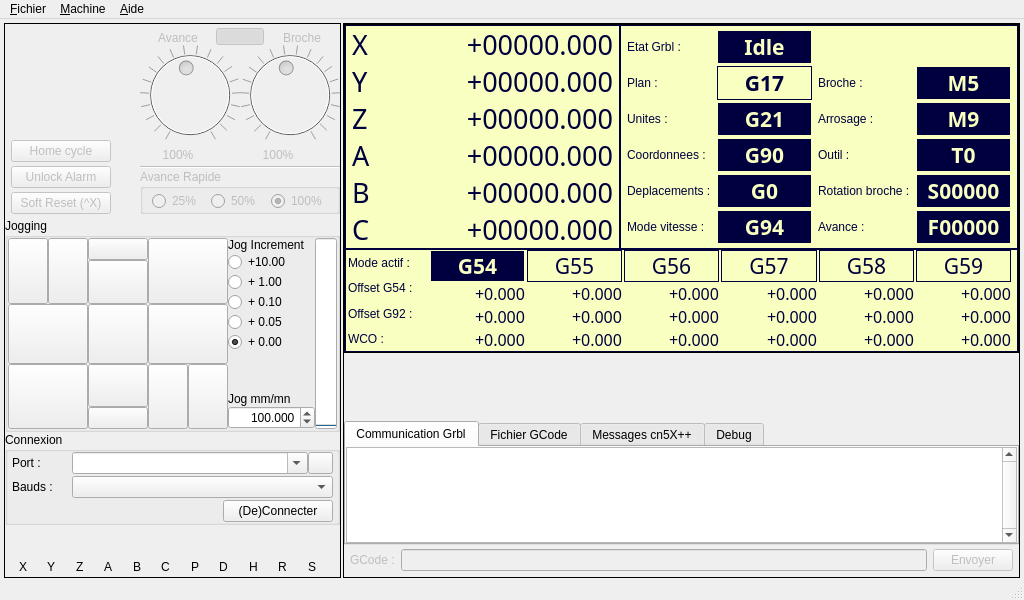
Qt form mainWindow.ui (fra589/cn5X) before a commit.
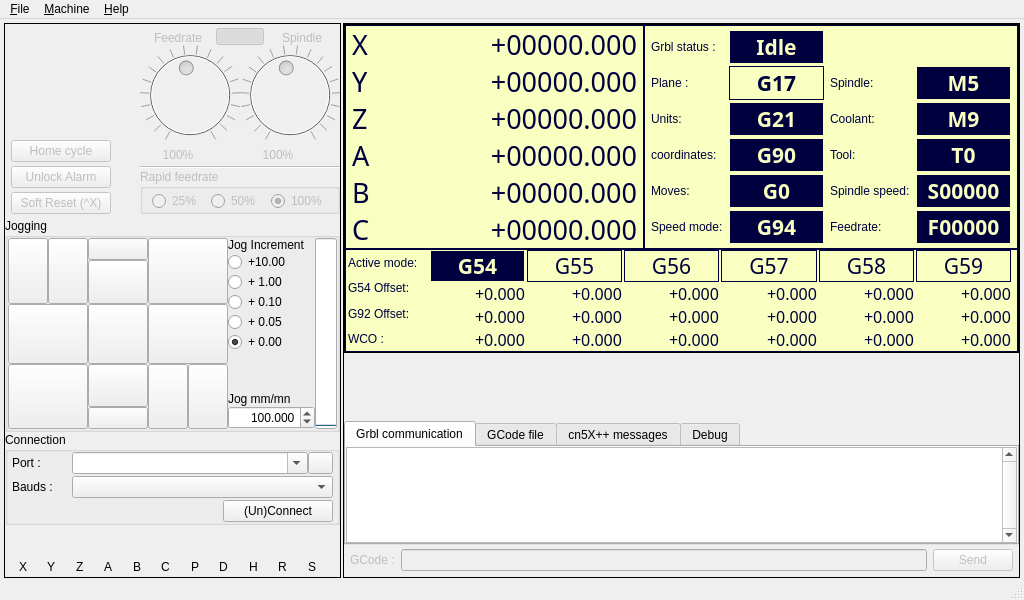
The same form after that commit. Icons and pictures are not drawn. Custom widgets are drawn as their Qt base class.

The edit to the form file:
```diff
--- a/mainWindow.ui
+++ b/mainWindow.ui
@@ -331,7 +331,7 @@
                  <item>
                   <widget class="QLabel" name="label_22">
                    <property name="text">
-                    <string>Avance</string>
+                    <string>Feedrate</string>
                    </property>
                    <property name="alignment">
                     <set>Qt::AlignBottom|Qt::AlignHCenter</set>
@@ -377,7 +377,7 @@
                  <item>
                   <widget class="QLabel" name="label_23">
                    <property name="text">
-                    <string>Broche</string>
+                    <string>Spindle</string>
                    </property>
                    <property name="alignment">
                     <set>Qt::AlignBottom|Qt::AlignHCenter</set>
@@ -571,7 +571,7 @@
             <item>
              <widget class="QGroupBox" name="grpVitesseRapide">
               <property name="title">
-               <string>Avance Rapide</string>
+               <string>Rapid feedrate</string>
               </property>
               <layout class="QHBoxLayout" name="horizontalLayout_8">
                <property name="spacing">
@@ -1302,7 +1302,7 @@
        <item>
         <widget class="QGroupBox" name="grpConnexion">
          <property name="title">
-          <string>Connexion</string>
+          <string>Connection</string>
          </property>
          <layout class="QGridLayout" name="gridLayout">
           <property name="leftMargin">
@@ -1454,7 +1454,7 @@
                </size>
               </property>
               <property name="text">
-               <string>(De)Connecter</string>
+               <string>(Un)Connect</string>
               </property>
              </widget>
             </item>
@@ -2405,7 +2405,7 @@
                <item row="0" column="0">
                 <widget class="QLabel" name="label_27">
                  <property name="text">
-                  <string>Etat Grbl : </string>
+                  <string>Grbl status : </string>
                  </property>
                 </widget>
                </item>
@@ -2446,7 +2446,7 @@
                <item row="1" column="0">
                 <widget class="QLabel" name="label_12">
                  <property name="text">
-                  <string>Plan : </string>
+                  <string>Plane : </string>
                  </property>
                 </widget>
                </item>
@@ -2494,7 +2494,7 @@
                <item row="1" column="2">
                 <widget class="QLabel" name="label_17">
                  <property name="text">
-                  <string>Broche :</string>
+                  <string>Spindle:</string>
                  </property>
                 </widget>
                </item>
@@ -2535,7 +2535,7 @@
                <item row="2" column="0">
                 <widget class="QLabel" name="label_14">
                  <property name="text">
-                  <string>Unites :</string>
+                  <string>Units:</string>
                  </property>
                 </widget>
                </item>
@@ -2579,7 +2579,7 @@
                <item row="2" column="2">
                 <widget class="QLabel" name="label_18">
                  <property name="text">
-                  <string>Arrosage :</string>
+                  <string>Coolant:</string>
                  </property>
                 </widget>
                </item>
@@ -2620,7 +2620,7 @@
                <item row="3" column="0">
                 <widget class="QLabel" name="label_15">
                  <property name="text">
-                  <string>Coordonnees :</string>
+                  <string>coordinates:</string>
                  </property>
                 </widget>
                </item>
@@ -2664,7 +2664,7 @@
                <item row="3" column="2">
                 <widget class="QLabel" name="label_19">
                  <property name="text">
-                  <string>Outil :</string>
+                  <string>Tool:</string>
                  </property>
                 </widget>
                </item>
@@ -2705,7 +2705,7 @@
                <item row="4" column="0">
                 <widget class="QLabel" name="label_13">
                  <property name="text">
-                  <string>Deplacements :</string>
+                  <string>Moves:</string>
                  </property>
                 </widget>
                </item>
@@ -2746,7 +2746,7 @@
                <item row="4" column="2">
                 <widget class="QLabel" name="label_21">
                  <property name="text">
-                  <string>Rotation broche :</string>
+                  <string>Spindle speed:</string>
                  </property>
                 </widget>
                </item>
@@ -2787,7 +2787,7 @@
                <item row="5" column="0">
                 <widget class="QLabel" name="label_16">
                  <property name="text">
-                  <string>Mode vitesse :</string>
+                  <string>Speed mode:</string>
                  </property>
                 </widget>
                </item>
@@ -2828,7 +2828,7 @@
                <item row="5" column="2">
                 <widget class="QLabel" name="label_20">
                  <property name="text">
-                  <string>Avance :</string>
+                  <string>Feedrate:</string>
                  </property>
                 </widget>
                </item>
@@ -2944,21 +2944,21 @@
                    <cursorShape>CrossCursor</cursorShape>
                   </property>
                   <property name="text">
-                   <string>Mode actif :</string>
+                   <string>Active mode:</string>
                   </property>
                  </widget>
                 </item>
                 <item>
                  <widget class="QLabel" name="lblOffsetActif">
                   <property name="text">
-                   <string>Offset G54 :</string>
+                   <string>G54 Offset:</string>
                   </property>
                  </widget>
                 </item>
                 <item>
                  <widget class="QLabel" name="lblOffsetG92">
                   <property name="text">
-                   <string>Offset G92 :</string>
+                   <string>G92 Offset:</string>
                   </property>
                  </widget>
                 </item>
@@ -4218,7 +4218,7 @@
          </property>
          <widget class="QWidget" name="tabGrblOutput">
           <attribute name="title">
-           <string>Communication Grbl</string>
+           <string>Grbl communication</string>
           </attribute>
           <layout class="QGridLayout" name="gridLayout_5">
            <property name="leftMargin">
@@ -4268,7 +4268,7 @@
          </widget>
          <widget class="QWidget" name="tabGCodeFile">
           <attribute name="title">
-           <string>Fichier GCode</string>
+           <string>GCode file</string>
           </attribute>
           <layout class="QGridLayout" name="gridLayout_6">
            <property name="leftMargin">
@@ -4332,7 +4332,7 @@
          </widget>
          <widget class="QWidget" name="tabConsole">
           <attribute name="title">
-           <string>Messages cn5X++</string>
+           <string>cn5X++ messages</string>
           </attribute>
           <layout class="QVBoxLayout" name="verticalLayout_12">
            <property name="spacing">
@@ -4521,7 +4521,7 @@
              </size>
             </property>
             <property name="text">
-             <string>Envoyer</string>
+             <string>Send</string>
             </property>
            </widget>
           </item>
@@ -4544,7 +4544,7 @@
    </property>
    <widget class="QMenu" name="mnuApplication">
     <property name="title">
-     <string>&amp;Fichier</string>
+     <string>&amp;File</string>
     </property>
     <addaction name="mnuAppOuvrir"/>
     <addaction name="mnuAppEnregistrer"/>
@@ -4568,7 +4568,7 @@
    </widget>
    <widget class="QMenu" name="menuAide">
     <property name="title">
-     <string>&amp;Aide</string>
+     <string>&amp;Help</string>
     </property>
     <addaction name="mnuA_propos"/>
    </widget>
```
Left out of the diff: 94 changed lines with no effect on the pictures.
